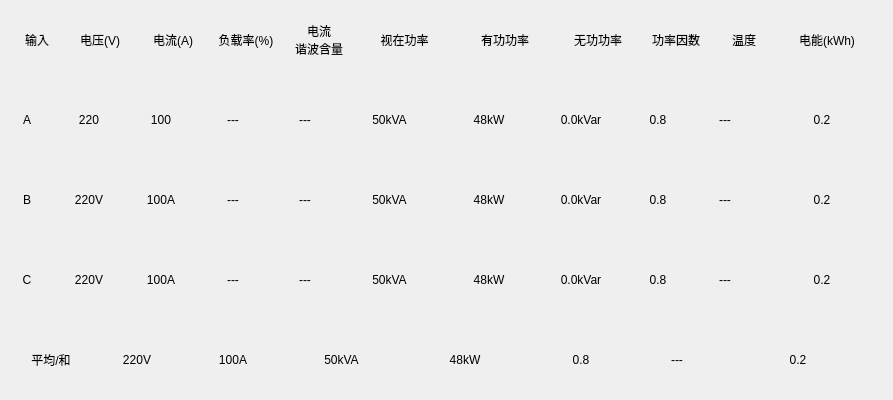
Old version of the form branch/box/boxtotalwid.ui in the repository ChinaClever/BusBar-Qt.
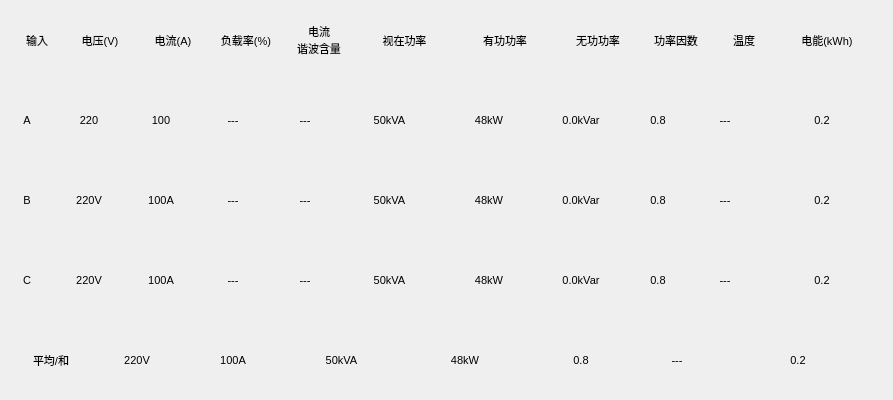
New version of the form.

Diff of the .ui file:
```diff
--- a/branch/box/boxtotalwid.ui
+++ b/branch/box/boxtotalwid.ui
@@ -16,9 +16,20 @@
     <height>25</height>
    </size>
   </property>
+  <property name="font">
+   <font>
+    <family>Ubuntu</family>
+    <pointsize>8</pointsize>
+    <italic>false</italic>
+    <bold>false</bold>
+   </font>
+  </property>
   <property name="windowTitle">
    <string>Form</string>
   </property>
+  <property name="styleSheet">
+   <string notr="true">font: 8pt &quot;Ubuntu&quot;;</string>
+  </property>
   <layout class="QGridLayout" name="gridLayout" rowstretch="1,1,1,1,1">
    <property name="leftMargin">
     <number>0</number>
```
